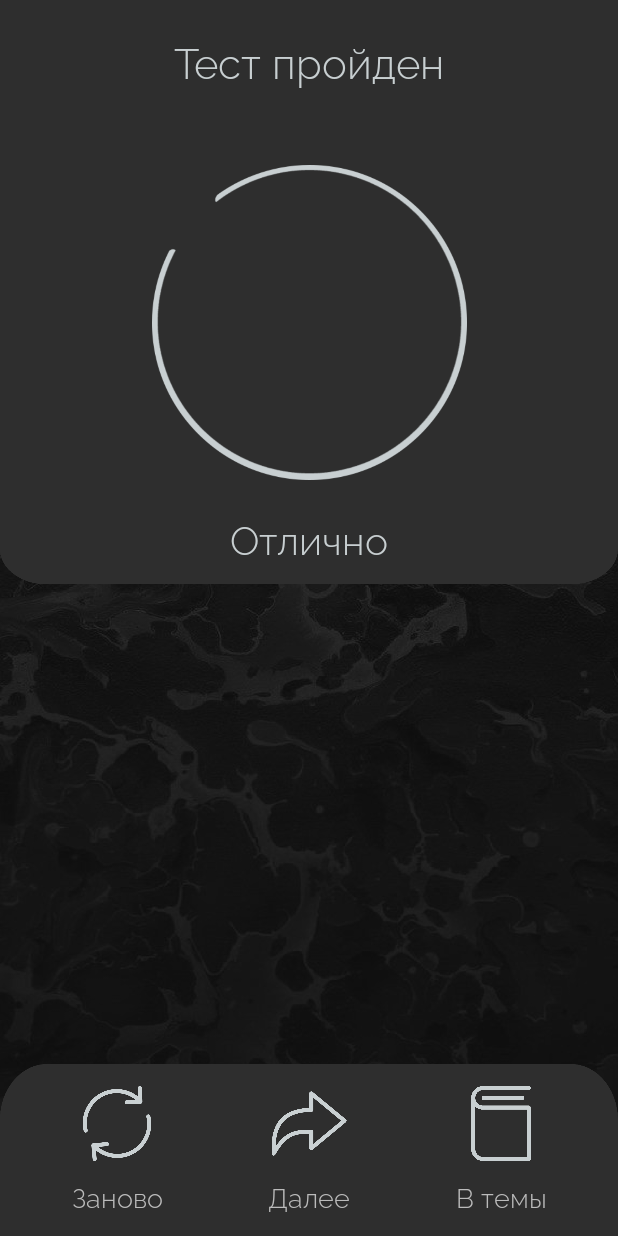
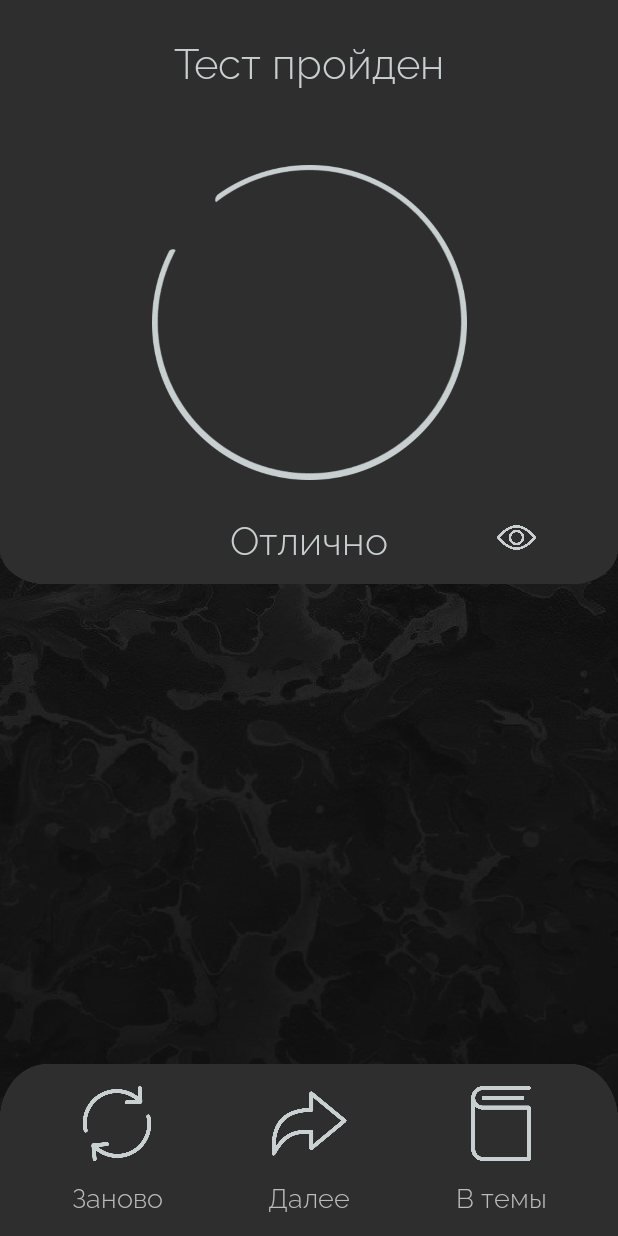
Before and after one commit to Arcadudu/DanaTest, an Android app: the ResultActivity screen opened directly, with no data from a screen before it, on a phone screen of 412 x 824 dp. Run offline under Robolectric (Android 15) with nearby library versions, the phone set to English and light mode, and no system bars; 3 statements that could not run were skipped.

Commit message:
minor improvements applied

```diff
--- a/app/src/main/java/ru/arcadudu/danatest/ResultActivity.java
+++ b/app/src/main/java/ru/arcadudu/danatest/ResultActivity.java
@@ -26,12 +26,15 @@ public class ResultActivity extends AppCompatActivity implements View.OnClickLis
     private String sbMistakes;
     private double mistakes;
     private double percentage;
+    private boolean isChecked = false;
 
     TextView tv_activityTitle, tv_gradeDescription;
     TextView tv_actionTitle1, tv_actionTitle2, tv_actionTitle3;
     TextView tv_sbMistakes;
     ImageView iv_innerResultIcon, iv_outerCircle;
     ToggleButton iv_showMistakes;
+    ImageView iv_show_mistakes2;
+//    MyToggle iv_showMistakes;
     ImageView iv_restartTopic, iv_nextOrCorrect, iv_toTopicList;
 
     Animation rotateCircleAnimation, rotateToggleAnimation, fadeInAnimation, fadeInFastAnimation, fadeOutFastAnimation;
@@ -59,9 +62,6 @@ public class ResultActivity extends AppCompatActivity implements View.OnClickLis
         fadeInFastAnimation = AnimationUtils.loadAnimation(this, R.anim.fadein_fast);
         fadeOutFastAnimation = AnimationUtils.loadAnimation(this, R.anim.fadeout_fast);
         rotateToggleAnimation = AnimationUtils.loadAnimation(this, R.anim.rotate_toggle);
-
-
-
     }
 
     private void findComponents() {
@@ -70,7 +70,7 @@ public class ResultActivity extends AppCompatActivity implements View.OnClickLis
         tv_sbMistakes = findViewById(R.id.tv_sb_mistakes);
         iv_outerCircle = findViewById(R.id.iv_result_img_circle);
         iv_innerResultIcon = findViewById(R.id.iv_result_inner_img);
-        iv_showMistakes = findViewById(R.id.iv_show_mistakes);
+        iv_show_mistakes2 = findViewById(R.id.iv_show_mistakes2);
         iv_restartTopic = findViewById(R.id.iv_restart_topic);
         iv_nextOrCorrect = findViewById(R.id.iv_next_topic_or_correct_mistakes);
         iv_toTopicList = findViewById(R.id.iv_to_topic_list);
@@ -121,7 +121,16 @@ public class ResultActivity extends AppCompatActivity implements View.OnClickLis
         iv_toTopicList.setImageResource(R.drawable.icon_to_topics_dark1);
         tv_actionTitle1.setText(R.string.result_action_again_title);
         tv_actionTitle3.setText(R.string.result_action_to_topics_title);
-        iv_showMistakes.setOnCheckedChangeListener(this);
+
+
+
+        iv_show_mistakes2.setOnClickListener(new View.OnClickListener() {
+            @Override
+            public void onClick(View view) {
+                isChecked = !isChecked;
+                checkChanged();
+            }
+        });
         iv_toTopicList.setOnClickListener(this);
 
         //no mistakes
@@ -173,7 +182,6 @@ public class ResultActivity extends AppCompatActivity implements View.OnClickLis
     @Override
     public void onCheckedChanged(CompoundButton compoundButton, boolean isChecked) {
         if(isChecked){
-
             tv_sbMistakes.setText(sbMistakes.replace("*", "\n").trim());
             tv_sbMistakes.startAnimation(fadeInFastAnimation);
             iv_showMistakes.startAnimation(fadeInFastAnimation);
@@ -182,10 +190,25 @@ public class ResultActivity extends AppCompatActivity implements View.OnClickLis
             // добавить анимацию
         }else{
             tv_sbMistakes.setText("");
-//            iv_showMistakes.startAnimation(fadeInFastAnimation);
             iv_showMistakes.startAnimation(rotateToggleAnimation);
             iv_showMistakes.setBackgroundResource(R.drawable.icon_eye_active_dark);
 
         }
     }
+
+    private void checkChanged(){
+        if(isChecked){
+
+            tv_sbMistakes.setText(sbMistakes.replace("*", "\n").trim());
+            tv_sbMistakes.startAnimation(fadeInFastAnimation);
+            iv_show_mistakes2.startAnimation(fadeInFastAnimation);
+            iv_show_mistakes2.setImageDrawable(getResources().getDrawable(R.drawable.icon_eye_passive_dark, null));
+
+            // добавить анимацию
+        }else{
+            tv_sbMistakes.setText("");
+            iv_show_mistakes2.startAnimation(rotateToggleAnimation);
+            iv_show_mistakes2.setImageDrawable(getResources().getDrawable(R.drawable.icon_eye_active_dark, null));
+        }
+    }
 }
--- /dev/null
+++ b/app/src/main/res/drawable/btn_toggle.xml
@@ -0,0 +1,5 @@
+<?xml version="1.0" encoding="utf-8"?>
+<selector xmlns:android="http://schemas.android.com/apk/res/android">
+    <item android:state_checked="true" android:drawable="@drawable/icon_eye_active_dark"/>
+    <item android:state_checked="false" android:drawable="@drawable/icon_eye_passive_dark"/>
+</selector>
--- /dev/null
+++ b/app/src/main/res/drawable/btn_toggle_bg.xml
@@ -0,0 +1,5 @@
+<?xml version="1.0" encoding="utf-8"?>
+<layer-list xmlns:android="http://schemas.android.com/apk/res/android">
+    <item android:id="@android:id/background" android:drawable="@android:color/transparent"/>
+    <item android:id="@android:id/toggle" android:drawable="@drawable/btn_toggle"/>
+</layer-list>
--- a/app/src/main/res/layout/activity_result.xml
+++ b/app/src/main/res/layout/activity_result.xml
@@ -160,17 +160,34 @@
         </LinearLayout>
     </ScrollView>
 
-    <ToggleButton
-        android:id="@+id/iv_show_mistakes"
-        style="?android:attr/borderlessButtonStyle"
-        android:layout_width="26dp"
-        android:layout_height="26dp"
-        android:textOff=""
-        android:textOn=""
-        android:background="@drawable/icon_eye_active_dark"
+    <ImageView
+        android:layout_width="66dp"
+        android:layout_height="66dp"
+        android:id="@+id/iv_show_mistakes2"
+        android:padding="20dp"
         app:layout_constraintBottom_toBottomOf="@+id/tv_result_grade_description"
+        app:layout_constraintTop_toTopOf="@+id/tv_result_grade_description"
         app:layout_constraintStart_toEndOf="@+id/tv_result_grade_description"
-        app:srcCompat="@drawable/icon_arrow_down_dark" />
+        android:src="@drawable/icon_eye_active_dark"/>
 
+<!--    <ToggleButton-->
+<!--        android:id="@+id/iv_show_mistakes"-->
+<!--        style="?android:attr/borderlessButtonStyle"-->
+<!--        android:layout_width="46dp"-->
+<!--        android:layout_height="46dp"-->
+<!--        android:padding="10dp"-->
+<!--        android:textOff=""-->
+<!--        android:textOn=""-->
+<!--        android:background="@drawable/icon_eye_active_dark"-->
+<!--        app:srcCompat="@drawable/icon_eye_active_dark"-->
+<!--        app:layout_constraintBottom_toBottomOf="@+id/tv_result_grade_description"-->
+<!--        app:layout_constraintStart_toEndOf="@+id/tv_result_grade_description"-->
+<!--         />-->
 
+<!--<ru.arcadudu.danatest.MyToggle-->
+<!--    android:id="@+id/iv_show_mistakes"-->
+<!--    android:layout_width="46dp"-->
+<!--    android:layout_height="46dp"-->
+<!--    app:layout_constraintBottom_toBottomOf="@+id/tv_result_grade_description"-->
+<!--    app:layout_constraintStart_toEndOf="@+id/tv_result_grade_description"/>-->
 </androidx.constraintlayout.widget.ConstraintLayout>
--- a/app/src/main/res/values/colors.xml
+++ b/app/src/main/res/values/colors.xml
@@ -9,6 +9,7 @@
     <color name="blue_background">#EBFAFF</color>
 
     <color name="white">#FFFFFF</color>
+    <color name="black">#000000</color>
     <color name="hint_color">#B9E5F6</color>
 
     <color name="scrollbar_track">#E0F6FF</color>
--- a/app/src/main/res/values/styles.xml
+++ b/app/src/main/res/values/styles.xml
@@ -9,4 +9,8 @@
     <style name="AppTheme.Launcher">
     <item name="android:windowBackground">@drawable/splash_screen</item>
     </style>
+
+    <style name="Toggle">
+        <item name="android:buttonStyleToggle">@style/MyToggle</item>
+    </style>
 </resources>
--- /dev/null
+++ b/app/src/main/res/values/themes.xml
@@ -0,0 +1,6 @@
+<?xml version="1.0" encoding="utf-8"?>
+<resources>
+    <style name="MyToggle" parent="android:Widget">
+        <item name="android:background">@drawable/btn_toggle</item>
+    </style>
+</resources>
```
Also changed, not shown: app/src/main/java/ru/arcadudu/danatest/MyToggle.java (added, +57 -0 lines), app/src/main/java/ru/arcadudu/danatest/qst.txt (+9 -8 lines), app/src/main/res/layout/activity_splash_screen.xml (added, +17 -0 lines), app/src/main/res/layout/background_eye_icon_active.xml (added, +19 -0 lines).
